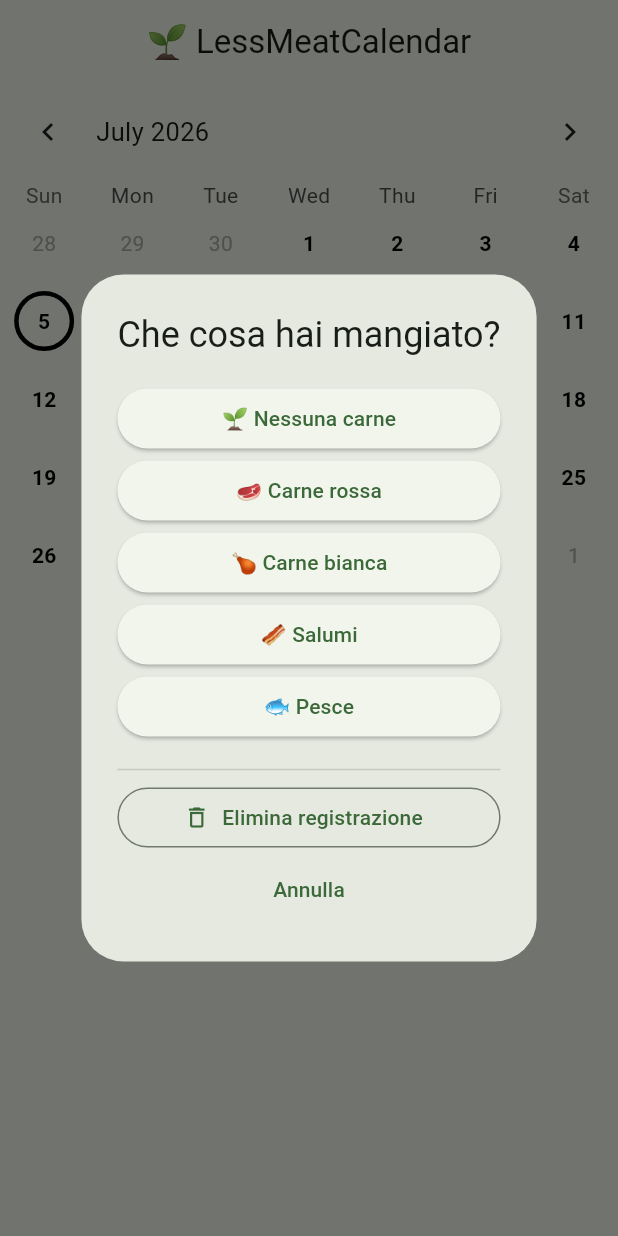
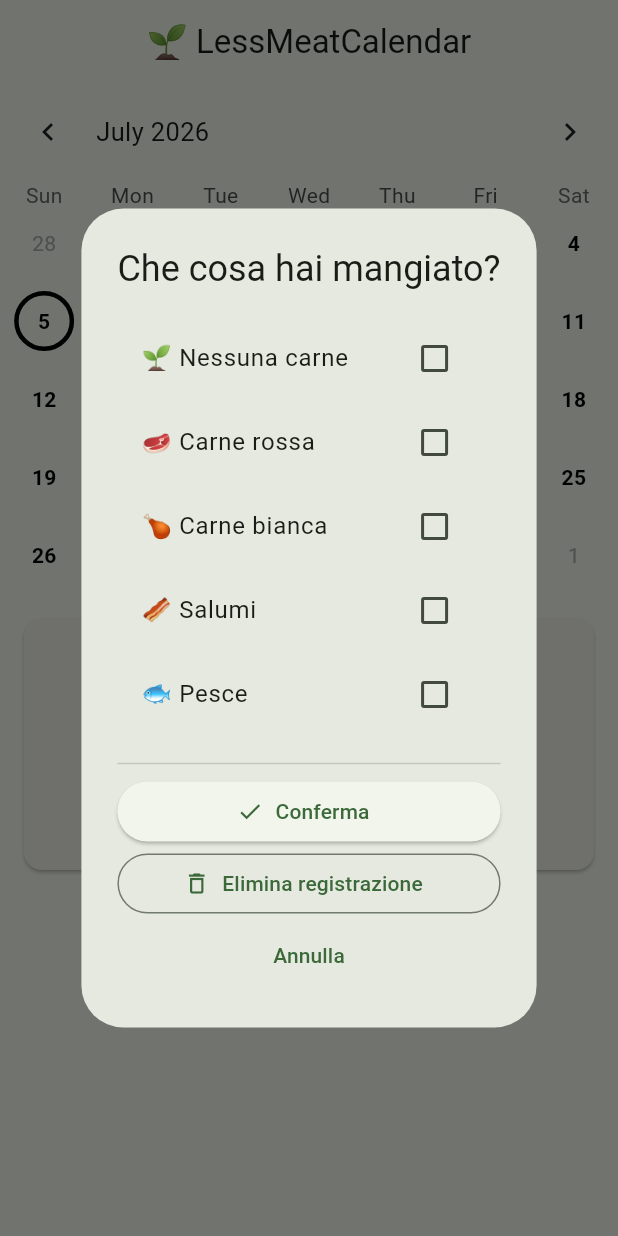
Before and after one commit to Energyarrow/LessMeatCalendar, a Flutter app: the screen it shows after launch, after a tap on "Registra", on a phone screen of 412 x 824 dp. Run offline on Flutter 3.47's test engine with Material 3 defaults, Android fonts, the phone set to English and light mode, and no system bars; drawn by our look-alikes of table_calendar; our stand-ins replace shared_preferences.

Commit message:
v0.8 - Multiple meal selection

```diff
--- a/lib/screens/home_screen.dart
+++ b/lib/screens/home_screen.dart
@@ -17,7 +17,7 @@ class _HomeScreenState extends State<HomeScreen> {
   DateTime _focusedDay = DateTime.now();
   DateTime? _selectedDay = DateTime.now();
 
-  final Map<DateTime, MealType> _entries = {};
+  final Map<DateTime, List<MealType>> _entries = {};
 
   @override
   void initState() {
@@ -29,8 +29,9 @@ class _HomeScreenState extends State<HomeScreen> {
     final loadedEntries = await StorageService.loadEntries();
 
     setState(() {
-      _entries.clear();
-      _entries.addAll(loadedEntries);
+      _entries
+        ..clear()
+        ..addAll(loadedEntries);
     });
   }
 
--- a/lib/services/home_controller.dart
+++ b/lib/services/home_controller.dart
@@ -10,7 +10,7 @@ class HomeController {
     required BuildContext context,
     required DateTime selectedDay,
     required DateTime focusedDay,
-    required Map<DateTime, MealType> entries,
+    required Map<DateTime, List<MealType>> entries,
     required VoidCallback refresh,
     required Function(DateTime) updateFocusedDay,
     required Function(DateTime?) updateSelectedDay,
@@ -18,22 +18,32 @@ class HomeController {
     updateSelectedDay(selectedDay);
     updateFocusedDay(focusedDay);
 
-    final result = await showMealChoiceDialog(context);
+    final key = DateTime(
+      selectedDay.year,
+      selectedDay.month,
+      selectedDay.day,
+    );
+
+    final initialMeals = entries[key] ?? [];
+
+    final result = await showMealChoiceDialog(
+      context,
+      initialMeals,
+    );
 
     if (result == null) {
       refresh();
       return;
     }
 
-    final key = DateTime(
-      selectedDay.year,
-      selectedDay.month,
-      selectedDay.day,
-    );
-
     switch (result.action) {
       case MealDialogAction.select:
-        entries[key] = result.mealType!;
+        if (result.mealTypes != null &&
+            result.mealTypes!.isNotEmpty) {
+          entries[key] = result.mealTypes!;
+        } else {
+          entries.remove(key);
+        }
         break;
 
       case MealDialogAction.delete:
--- a/lib/widgets/day_widget.dart
+++ b/lib/widgets/day_widget.dart
@@ -4,7 +4,7 @@ import '../models/meal_type.dart';
 
 Widget buildDay(
     DateTime day,
-    Map<DateTime, MealType> entries,
+    Map<DateTime, List<MealType>> entries,
     DateTime? selectedDay,
     ) {
   final key = DateTime(day.year, day.month, day.day);
@@ -12,9 +12,13 @@ Widget buildDay(
   Color? color;
 
   if (entries.containsKey(key)) {
-    color = entries[key] == MealType.none
-        ? Colors.green
-        : Colors.red;
+    final meals = entries[key]!;
+
+    if (meals.length == 1 && meals.contains(MealType.none)) {
+      color = Colors.green;
+    } else {
+      color = Colors.red;
+    }
   }
 
   final isSelected = selectedDay != null &&
--- a/lib/widgets/meat_calendar.dart
+++ b/lib/widgets/meat_calendar.dart
@@ -15,7 +15,7 @@ class MeatCalendar extends StatelessWidget {
 
   final DateTime focusedDay;
   final DateTime? selectedDay;
-  final Map<DateTime, MealType> entries;
+  final Map<DateTime, List<MealType>> entries;
 
   final Future<void> Function(DateTime, DateTime) onDaySelected;
 
--- a/lib/widgets/meat_choice_dialog.dart
+++ b/lib/widgets/meat_choice_dialog.dart
@@ -3,43 +3,89 @@ import 'package:flutter/material.dart';
 import '../models/meal_dialog_result.dart';
 import '../models/meal_type.dart';
 
-Future<MealDialogResult?> showMealChoiceDialog(BuildContext context) {
+Future<MealDialogResult?> showMealChoiceDialog(
+    BuildContext context,
+    List<MealType> initialMeals,
+    ) {
+  final selectedMeals = initialMeals.toSet();
+
   return showDialog<MealDialogResult>(
     context: context,
     builder: (context) {
+      return StatefulBuilder(
+        builder: (context, setState) {
+          void toggle(MealType meal) {
+            setState(() {
+              if (meal == MealType.none) {
+                if (selectedMeals.contains(MealType.none)) {
+                  selectedMeals.remove(MealType.none);
+                } else {
+                  selectedMeals
+                    ..clear()
+                    ..add(MealType.none);
+                }
+              } else {
+                selectedMeals.remove(MealType.none);
+
+                if (selectedMeals.contains(meal)) {
+                  selectedMeals.remove(meal);
+                } else {
+                  selectedMeals.add(meal);
+                }
+              }
+            });
+          }
+
           return AlertDialog(
             title: const Text("Che cosa hai mangiato?"),
-        content: Column(
+            content: SingleChildScrollView(
+              child: Column(
                 mainAxisSize: MainAxisSize.min,
                 children: [
-            _mealButton(
-              context,
-              MealDialogResult.select(MealType.none),
-              "🌱 Nessuna carne",
+                  CheckboxListTile(
+                    value: selectedMeals.contains(MealType.none),
+                    title: const Text("🌱 Nessuna carne"),
+                    onChanged: (_) => toggle(MealType.none),
                   ),
-            _mealButton(
-              context,
-              MealDialogResult.select(MealType.redMeat),
-              "🥩 Carne rossa",
+                  CheckboxListTile(
+                    value: selectedMeals.contains(MealType.redMeat),
+                    title: const Text("🥩 Carne rossa"),
+                    onChanged: (_) => toggle(MealType.redMeat),
                   ),
-            _mealButton(
-              context,
-              MealDialogResult.select(MealType.whiteMeat),
-              "🍗 Carne bianca",
+                  CheckboxListTile(
+                    value: selectedMeals.contains(MealType.whiteMeat),
+                    title: const Text("🍗 Carne bianca"),
+                    onChanged: (_) => toggle(MealType.whiteMeat),
                   ),
-            _mealButton(
-              context,
-              MealDialogResult.select(MealType.salumi),
-              "🥓 Salumi",
+                  CheckboxListTile(
+                    value: selectedMeals.contains(MealType.salumi),
+                    title: const Text("🥓 Salumi"),
+                    onChanged: (_) => toggle(MealType.salumi),
                   ),
-            _mealButton(
-              context,
-              MealDialogResult.select(MealType.fish),
-              "🐟 Pesce",
+                  CheckboxListTile(
+                    value: selectedMeals.contains(MealType.fish),
+                    title: const Text("🐟 Pesce"),
+                    onChanged: (_) => toggle(MealType.fish),
                   ),
 
                   const SizedBox(height: 10),
                   const Divider(),
+
+                  SizedBox(
+                    width: double.infinity,
+                    child: ElevatedButton.icon(
+                      icon: const Icon(Icons.check),
+                      label: const Text("Conferma"),
+                      onPressed: () {
+                        Navigator.pop(
+                          context,
+                          MealDialogResult.select(
+                            selectedMeals.toList(),
+                          ),
+                        );
+                      },
+                    ),
+                  ),
 
                   SizedBox(
                     width: double.infinity,
@@ -69,21 +115,10 @@ Future<MealDialogResult?> showMealChoiceDialog(BuildContext context) {
                   ),
                 ],
               ),
+            ),
+          );
+        },
       );
     },
   );
 }
-
-Widget _mealButton(
-    BuildContext context,
-    MealDialogResult result,
-    String text,
-    ) {
-  return SizedBox(
-    width: double.infinity,
-    child: ElevatedButton(
-      onPressed: () => Navigator.pop(context, result),
-      child: Text(text),
-    ),
-  );
-}
--- a/lib/widgets/selected_day_card.dart
+++ b/lib/widgets/selected_day_card.dart
@@ -11,10 +11,10 @@ class SelectedDayCard extends StatelessWidget {
   });
 
   final DateTime? selectedDay;
-  final Map<DateTime, MealType> entries;
+  final Map<DateTime, List<MealType>> entries;
   final VoidCallback onPressed;
 
-  String _mealText(MealType? meal) {
+  String _mealText(MealType meal) {
     switch (meal) {
       case MealType.none:
         return "🌱 Nessuna carne";
@@ -26,8 +26,6 @@ class SelectedDayCard extends StatelessWidget {
         return "🥓 Salumi";
       case MealType.fish:
         return "🐟 Pesce";
-      case null:
-        return "Nessuna registrazione";
     }
   }
 
@@ -43,40 +41,60 @@ class SelectedDayCard extends StatelessWidget {
       selectedDay!.day,
     );
 
-    final meal = entries[key];
+    final meals = entries[key];
 
     return Card(
       margin: const EdgeInsets.all(16),
       child: Padding(
         padding: const EdgeInsets.all(16),
         child: Column(
+          crossAxisAlignment: CrossAxisAlignment.start,
           children: [
-            Text(
+            Center(
+              child: Text(
                 "${selectedDay!.day}/${selectedDay!.month}/${selectedDay!.year}",
                 style: const TextStyle(
                   fontSize: 18,
                   fontWeight: FontWeight.bold,
                 ),
               ),
+            ),
 
-            const SizedBox(height: 12),
+            const SizedBox(height: 16),
 
-            Text(
+            if (meals == null || meals.isEmpty)
+              const Center(
+                child: Text(
+                  "Nessuna registrazione",
+                  style: TextStyle(fontSize: 18),
+                ),
+              )
+            else
+              ...meals.map(
+                    (meal) => Padding(
+                  padding: const EdgeInsets.symmetric(vertical: 2),
+                  child: Text(
                     _mealText(meal),
                     style: const TextStyle(fontSize: 18),
+                  ),
+                ),
               ),
 
             const SizedBox(height: 20),
 
-            ElevatedButton.icon(
+            Center(
+              child: ElevatedButton.icon(
                 onPressed: onPressed,
                 icon: Icon(
-                meal == null ? Icons.add : Icons.edit,
+                  meals == null || meals.isEmpty
+                      ? Icons.add
+                      : Icons.edit,
                 ),
                 label: Text(
-                meal == null
+                  meals == null || meals.isEmpty
                       ? "Registra"
                       : "Modifica",
+                ),
               ),
             ),
           ],
```
Also changed, not shown: lib/models/meal_dialog_result.dart (+4 -4 lines), lib/services/storage_service.dart (+23 -9 lines). Lines whose indentation alone changed are shown as unchanged.
